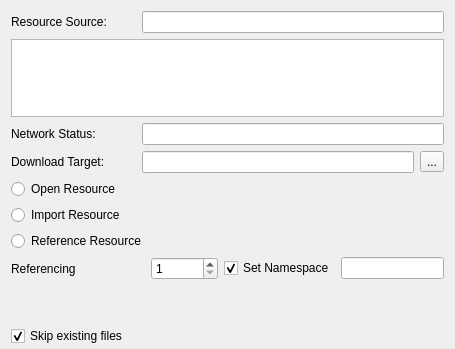
The window that module/wildchildanimation/gui/forms/maya/maya_resource_loader_dialog.ui (dearyangyu/swing) describes before a commit, drawn with Qt 5; both pictures show x 0 to 455 and y 0 to 349 of the 455 by 541 pixel window.
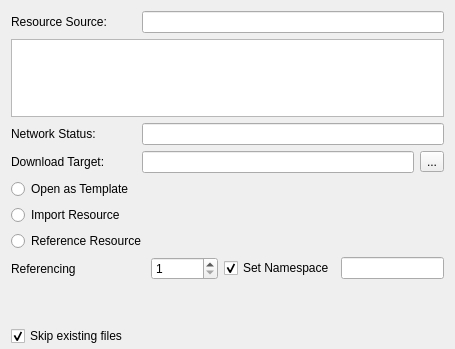
The same window after the commit.

Commit message: Removed Open from Z:

Patch:
```diff
--- a/module/wildchildanimation/gui/forms/maya/maya_resource_loader_dialog.ui
+++ b/module/wildchildanimation/gui/forms/maya/maya_resource_loader_dialog.ui
@@ -109,7 +109,7 @@
           <string>Open resource from location</string>
          </property>
          <property name="text">
-          <string>Open Resource</string>
+          <string>Open as Template</string>
          </property>
          <property name="shortcut">
           <string>Alt+O</string>
```
Left out of the diff: 9 changed lines with no effect on the pictures. The commit also changes 10 other files.
